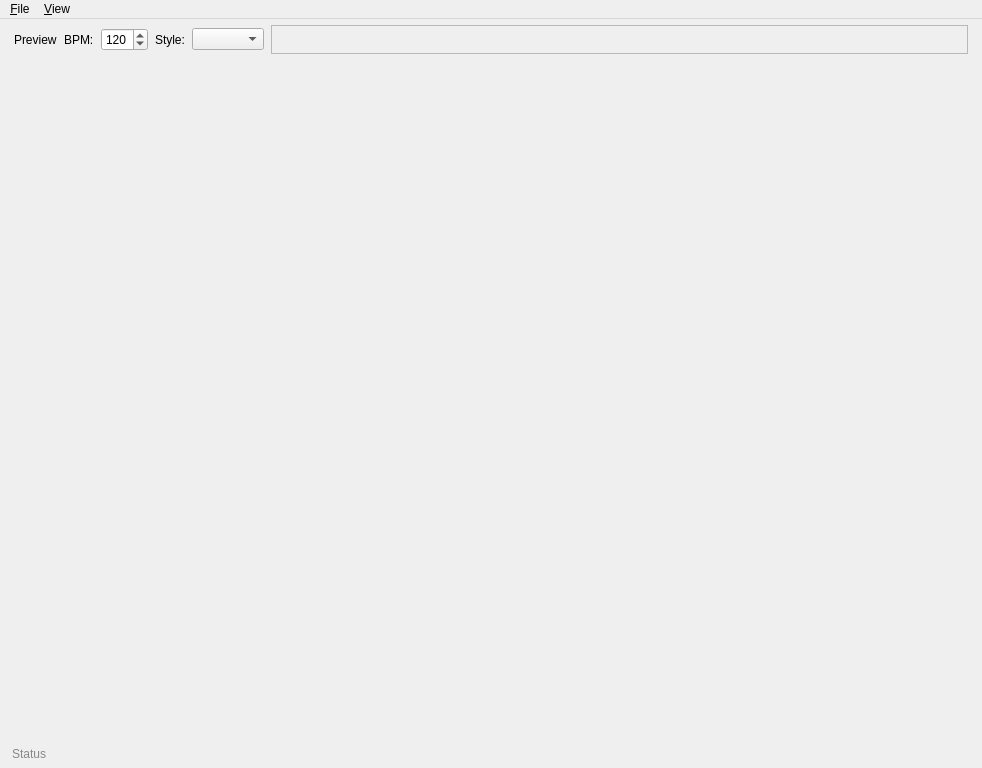
Qt form res/main_window.ui (Zen-Master-SoSo/kitbash) before a commit.
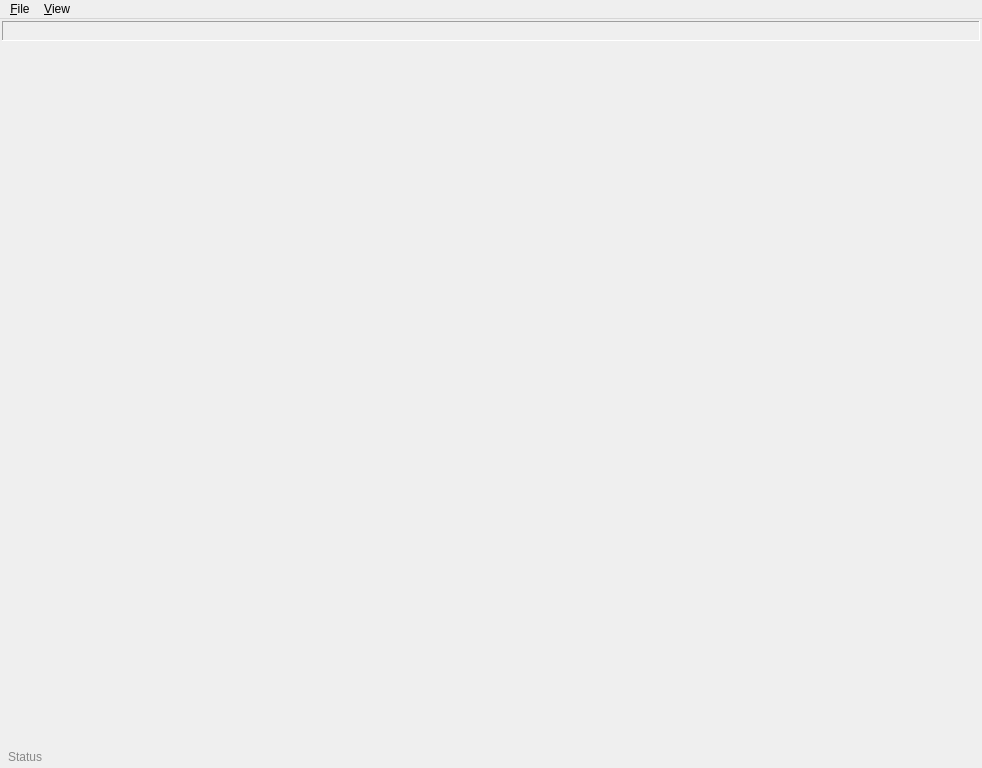
The same form after that commit. Icons and pictures are not drawn.

What changed in the file:
```diff
--- a/res/main_window.ui
+++ b/res/main_window.ui
@@ -18,118 +18,41 @@
     <normaloff>musecbox-icon.png</normaloff>musecbox-icon.png</iconset>
   </property>
   <widget class="QWidget" name="centralwidget">
-   <layout class="QVBoxLayout" name="verticalLayout" stretch="0,0,0">
+   <layout class="QVBoxLayout" name="verticalLayout" stretch="0,10,0">
     <property name="spacing">
-     <number>4</number>
+     <number>2</number>
     </property>
     <property name="leftMargin">
-     <number>6</number>
+     <number>2</number>
     </property>
     <property name="topMargin">
-     <number>5</number>
+     <number>2</number>
     </property>
     <property name="rightMargin">
-     <number>6</number>
+     <number>2</number>
     </property>
     <property name="bottomMargin">
-     <number>5</number>
+     <number>2</number>
     </property>
     <item>
-     <widget class="QFrame" name="frm_preview">
-      <property name="minimumSize">
-       <size>
-        <width>0</width>
-        <height>31</height>
-       </size>
-      </property>
+     <widget class="QFrame" name="frm_looper">
       <property name="frameShape">
-       <enum>QFrame::NoFrame</enum>
+       <enum>QFrame::Panel</enum>
       </property>
       <property name="frameShadow">
-       <enum>QFrame::Raised</enum>
+       <enum>QFrame::Sunken</enum>
       </property>
-      <layout class="QHBoxLayout" name="horizontalLayout_3">
-       <property name="spacing">
-        <number>7</number>
-       </property>
-       <property name="leftMargin">
-        <number>8</number>
-       </property>
-       <property name="topMargin">
-        <number>1</number>
-       </property>
-       <property name="rightMargin">
-        <number>8</number>
-       </property>
-       <property name="bottomMargin">
-        <number>1</number>
-       </property>
-       <item>
-        <widget class="QLabel" name="label">
-         <property name="text">
-          <string>Preview</string>
-         </property>
-        </widget>
-       </item>
-       <item>
-        <layout class="QHBoxLayout" name="hzlo1">
-         <item>
-          <widget class="QLabel" name="label_2">
-           <property name="text">
-            <string>BPM:</string>
-           </property>
-          </widget>
-         </item>
-         <item>
-          <widget class="QSpinBox" name="spn_bpm">
-           <property name="minimum">
-            <number>30</number>
-           </property>
-           <property name="maximum">
-            <number>380</number>
-           </property>
-           <property name="value">
-            <number>120</number>
-           </property>
-          </widget>
-         </item>
-        </layout>
-       </item>
-       <item>
-        <layout class="QHBoxLayout" name="hzlo2">
-         <item>
-          <widget class="QLabel" name="label_3">
-           <property name="text">
-            <string>Style:</string>
-           </property>
-          </widget>
-         </item>
-         <item>
-          <widget class="QComboBox" name="cmb_loop_style"/>
-         </item>
-        </layout>
-       </item>
-       <item>
-        <widget class="QFrame" name="frm_loops">
-         <property name="sizePolicy">
-          <sizepolicy hsizetype="Expanding" vsizetype="Preferred">
-           <horstretch>0</horstretch>
-           <verstretch>0</verstretch>
-          </sizepolicy>
-         </property>
-         <property name="frameShape">
-          <enum>QFrame::StyledPanel</enum>
-         </property>
-         <property name="frameShadow">
-          <enum>QFrame::Raised</enum>
-         </property>
-        </widget>
-       </item>
-      </layout>
+      <layout class="QHBoxLayout" name="looper_layout"/>
      </widget>
     </item>
     <item>
      <widget class="QScrollArea" name="drums_scroller">
+      <property name="sizePolicy">
+       <sizepolicy hsizetype="Expanding" vsizetype="MinimumExpanding">
+        <horstretch>0</horstretch>
+        <verstretch>0</verstretch>
+       </sizepolicy>
+      </property>
       <property name="frameShape">
        <enum>QFrame::NoFrame</enum>
       </property>
@@ -141,8 +64,8 @@
         <rect>
          <x>0</x>
          <y>0</y>
-         <width>970</width>
-         <height>679</height>
+         <width>978</width>
+         <height>700</height>
         </rect>
        </property>
       </widget>
```
Left out of the diff: 69 changed lines with no effect on the pictures.
